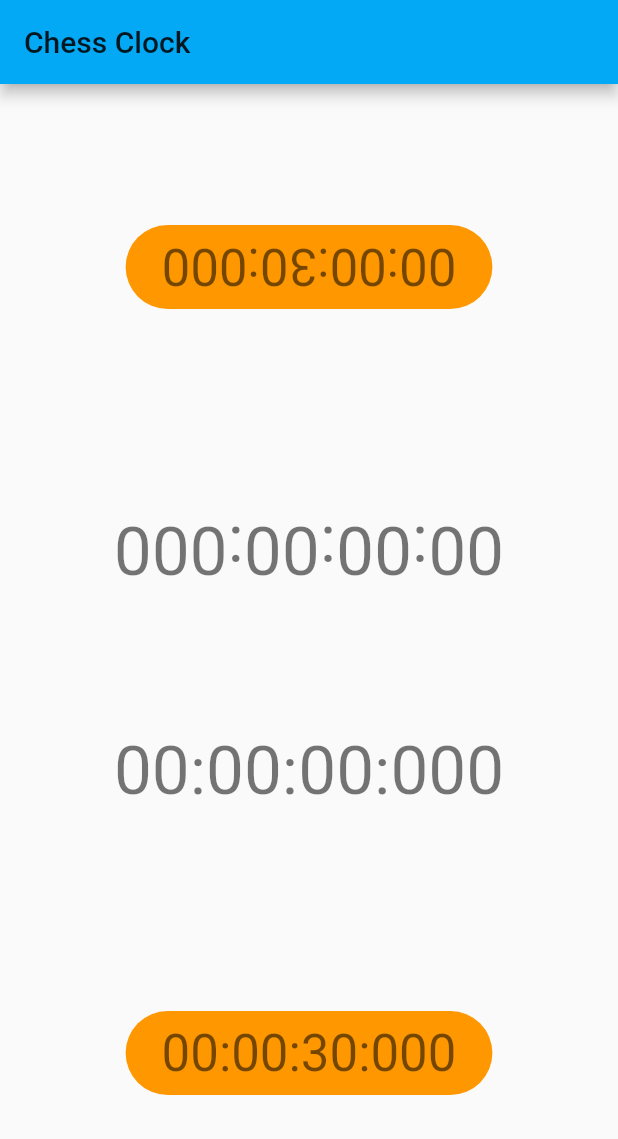
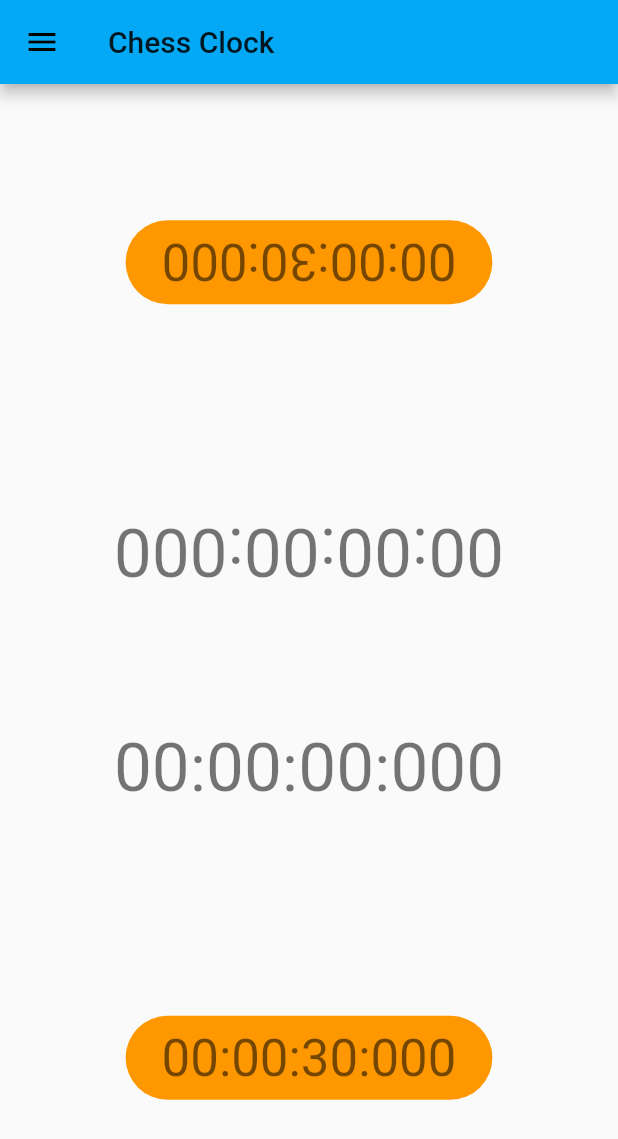
Before and after one commit to martinvidec/opensource-chessclock, a Flutter app: the screen it shows after launch, on a phone screen of 412 x 824 dp. Shown: the top 1139 px of the screen. Run offline on Flutter 3.47's test engine with Material 2 defaults, Android fonts, the phone set to English and light mode, and no system bars; our stand-ins replace shared_preferences.

Commit message:
Basic chess clock WIP - SharedPreferences added, Drawer added, Icons added Add UI for configuration of game length. https://github.com/martinvidec/opensource-chessclock/issues/4

```diff
--- a/src/lib/AppColorScheme.dart
+++ b/src/lib/AppColorScheme.dart
@@ -9,5 +9,7 @@ class AppColorScheme {
 
   static final Color buttonBackgroundColor = Colors.orange;
   static final Color buttonTextColor = Colors.white;
+  static final Color wonColor = Colors.green;
+  static final Color lostColor = Colors.red;
 
 }
--- a/src/lib/ChessGame.dart
+++ b/src/lib/ChessGame.dart
@@ -4,8 +4,13 @@ import 'package:chessclock/GameStats.dart';
 
 class ChessGame {
   int _result;
+  int _currentPlayer = 0;
   Duration _duration;
   ChessClock _chessclock;
+
+  int get currentPlayer => _currentPlayer;
+
+  int get result => _result;
 
   ChessGame(duration) {
     _chessclock = ChessClock();
@@ -17,16 +22,15 @@ class ChessGame {
     if (!_chessclock.isRunning()) {
       if(_result == 0) {
         _chessclock.start(player);
+        _currentPlayer = player;
       } else {
         _chessclock.reset();
+        _currentPlayer = 0;
       }
     } else {
       _chessclock.toggle(player);
+      _currentPlayer = player == 1 ? 2 : 1;
     }
-  }
-
-  int getResult() {
-    return _result;
   }
 
   bool isRunning() {
@@ -40,9 +44,11 @@ class ChessGame {
       if (clockStats.elapsedPlayer1.compareTo(_duration) > 0) {
         _chessclock.stop();
         _result = 2;
+        _currentPlayer = 0;
       } else if (clockStats.elapsedPlayer2.compareTo(_duration) > 0) {
         _chessclock.stop();
         _result = 1;
+        _currentPlayer = 0;
       }
     }
   }
--- a/src/lib/MyHomePage.dart
+++ b/src/lib/MyHomePage.dart
@@ -4,6 +4,7 @@ import 'package:chessclock/ChessGame.dart';
 import 'package:chessclock/GameStats.dart';
 import 'package:flutter/material.dart';
 import 'package:flutter/widgets.dart';
+import 'package:shared_preferences/shared_preferences.dart';
 
 class MyHomePage extends StatefulWidget {
   MyHomePage({Key key, this.title}) : super(key: key);
@@ -26,21 +27,49 @@ class MyHomePage extends StatefulWidget {
 class _MyHomePageState extends State<MyHomePage> {
   static Duration _duration = Duration(seconds: 30);
   static double _fps = 1 / 60;
+  static String _durationKey = 'duration';
 
   ChessGame _chessGame;
   Timer _timer;
   String _stopwatchPlayer1Text;
   String _stopwatchPlayer2Text;
   String _elapsedTimeText;
-  String _infoPlayer1Text;
-  String _infoPlayer2Text;
+  TextEditingController _controller = TextEditingController();
 
   @override
   void initState() {
     super.initState();
 
+    _loadPreferences();
     _initMembers();
     _initTimer();
+  }
+
+  void _savePreferences() async {
+    if (_controller.text.isNotEmpty && int.tryParse(_controller.text) != null) {
+      int value = int.tryParse(_controller.text);
+      SharedPreferences prefs = await SharedPreferences.getInstance();
+      prefs.setInt(_durationKey, value);
+      setState(() {
+        _duration = Duration(seconds: value);
+        if (!_chessGame.isRunning()) {
+          _initMembers();
+        }
+      });
+    }
+  }
+
+  void _loadPreferences() async {
+    SharedPreferences prefs = await SharedPreferences.getInstance();
+    int secs = prefs.getInt(_durationKey);
+    print('duration in sec $secs');
+    if (secs != null) {
+      _duration = Duration(seconds: secs);
+    }
+    _controller.text = _duration.inSeconds.toString();
+    setState(() {
+      _initMembers();
+    });
   }
 
   void _initMembers() {
@@ -48,8 +77,6 @@ class _MyHomePageState extends State<MyHomePage> {
     _stopwatchPlayer1Text = _formatDuration(_duration);
     _stopwatchPlayer2Text = _formatDuration(_duration);
     _elapsedTimeText = _formatDuration(Duration.zero);
-    _infoPlayer1Text = "";
-    _infoPlayer2Text = "";
   }
 
   void _initTimer() {
@@ -65,15 +92,7 @@ class _MyHomePageState extends State<MyHomePage> {
         _stopwatchPlayer1Text = _formatDuration(gameStats.remainingPlayer1);
         _stopwatchPlayer2Text = _formatDuration(gameStats.remainingPlayer2);
 
-        setState(() {
-          if (_chessGame.getResult() == 1) {
-            _infoPlayer1Text = "YOU WON";
-            _infoPlayer2Text = "YOU LOST";
-          } else if (_chessGame.getResult() == 2) {
-            _infoPlayer1Text = "YOU LOST";
-            _infoPlayer2Text = "YOU WON";
-          }
-        });
+        setState(() {});
       }
     });
   }
@@ -94,6 +113,33 @@ class _MyHomePageState extends State<MyHomePage> {
     }
   }
 
+  Widget _iconForPlayer(int player) {
+    if (_chessGame.isRunning() && _chessGame.currentPlayer == player) {
+      return Icon(
+        Icons.alarm,
+        size: 48,
+      );
+    }
+    if (_chessGame.isOver() && _chessGame.result == player) {
+      return Icon(
+        Icons.emoji_events,
+        color: AppColorScheme.wonColor,
+        size: 48,
+      );
+    }
+    if (_chessGame.isOver() && _chessGame.result != player) {
+      return Icon(
+        Icons.emoji_flags,
+        color: AppColorScheme.lostColor,
+        size: 48,
+      );
+    }
+    return SizedBox(
+      height: 48,
+      width: 48,
+    );
+  }
+
   static String _formatDuration(Duration duration) {
     return '${duration.inHours.toString().padLeft(2, "0")}:' +
         '${duration.inMinutes.remainder(60).toString().padLeft(2, "0")}:' +
@@ -110,12 +156,49 @@ class _MyHomePageState extends State<MyHomePage> {
     // fast, so that you can just rebuild anything that needs updating rather
     // than having to individually change instances of widgets.
     return Scaffold(
+      drawer: Drawer(
+          child: ListView(
+        padding: EdgeInsets.zero,
+        children: <Widget>[
+          DrawerHeader(
+            child: Text("oscc", style: TextStyle(color: Colors.white)),
+            decoration: BoxDecoration(
+                gradient: LinearGradient(
+                    colors: List.of([Colors.blue, Colors.lightBlue]))),
+          ),
+          ListTile(
+              title: Row(children: [
+            Expanded(
+              child: TextField(
+                key: Key("durationsInSecs"),
+                controller: _controller,
+                decoration: InputDecoration(hintText: 'duration in seconds'),
+              ),
+            )
+          ])),
+          ListTile(
+            title: Row(
+              children: [
+                RaisedButton(
+                  child: Padding(
+                    padding: const EdgeInsets.all(8.0),
+                    child: Text('Save',
+                        style: Theme.of(context).textTheme.headline4),
+                  ),
+                  onPressed: _savePreferences,
+                )
+              ],
+            ),
+          )
+        ],
+      )),
       appBar: AppBar(
         // Here we take the value from the MyHomePage object that was created by
         // the App.build method, and use it to set our appbar title.
         title: Text(widget.title),
       ),
-      body: Stack( // Stack added in preparation for animations - wip
+      body: Stack(
+        // Stack added in preparation for animations - wip
         children: <Widget>[
           Center(
             // Center is a layout widget. It takes a single child and positions it
@@ -152,17 +235,15 @@ class _MyHomePageState extends State<MyHomePage> {
                           style: Theme.of(context).textTheme.headline4,
                         ),
                       ),
-                      onPressed: (){_playerTimerClicked(2);},
+                      onPressed: () {
+                        _playerTimerClicked(2);
+                      },
                     ),
                   ),
                 ),
                 Spacer(),
-                RotatedBox(
-                  quarterTurns: 2,
-                  child: Text(
-                    '$_infoPlayer2Text',
-                    style: Theme.of(context).textTheme.headline4,
-                  ),
+                Container(
+                  child: RotatedBox(quarterTurns: 2, child: _iconForPlayer(2)),
                 ),
                 RotatedBox(
                   quarterTurns: 2,
@@ -176,10 +257,7 @@ class _MyHomePageState extends State<MyHomePage> {
                   '$_elapsedTimeText',
                   style: Theme.of(context).textTheme.headline3,
                 ),
-                Text(
-                  '$_infoPlayer1Text',
-                  style: Theme.of(context).textTheme.headline4,
-                ),
+                Container(child: _iconForPlayer(1)),
                 Spacer(),
                 FlatButton(
                   shape: StadiumBorder(),
@@ -192,7 +270,9 @@ class _MyHomePageState extends State<MyHomePage> {
                       style: Theme.of(context).textTheme.headline4,
                     ),
                   ),
-                  onPressed: (){_playerTimerClicked(1);},
+                  onPressed: () {
+                    _playerTimerClicked(1);
+                  },
                 ),
                 Spacer(),
               ],
--- a/src/pubspec.yaml
+++ b/src/pubspec.yaml
@@ -23,6 +23,7 @@ dependencies:
   # The following adds the Cupertino Icons font to your application.
   # Use with the CupertinoIcons class for iOS style icons.
   cupertino_icons: ^0.1.2
+  shared_preferences: ^0.5.12+4
 
 dev_dependencies:
   flutter_test:
```
